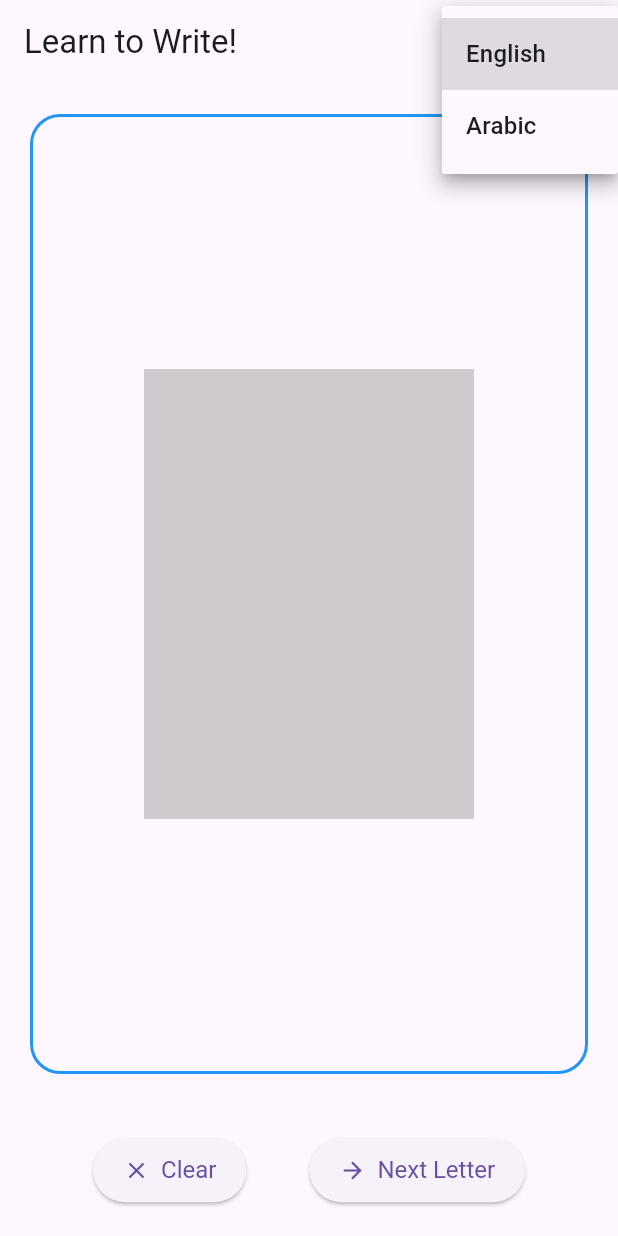
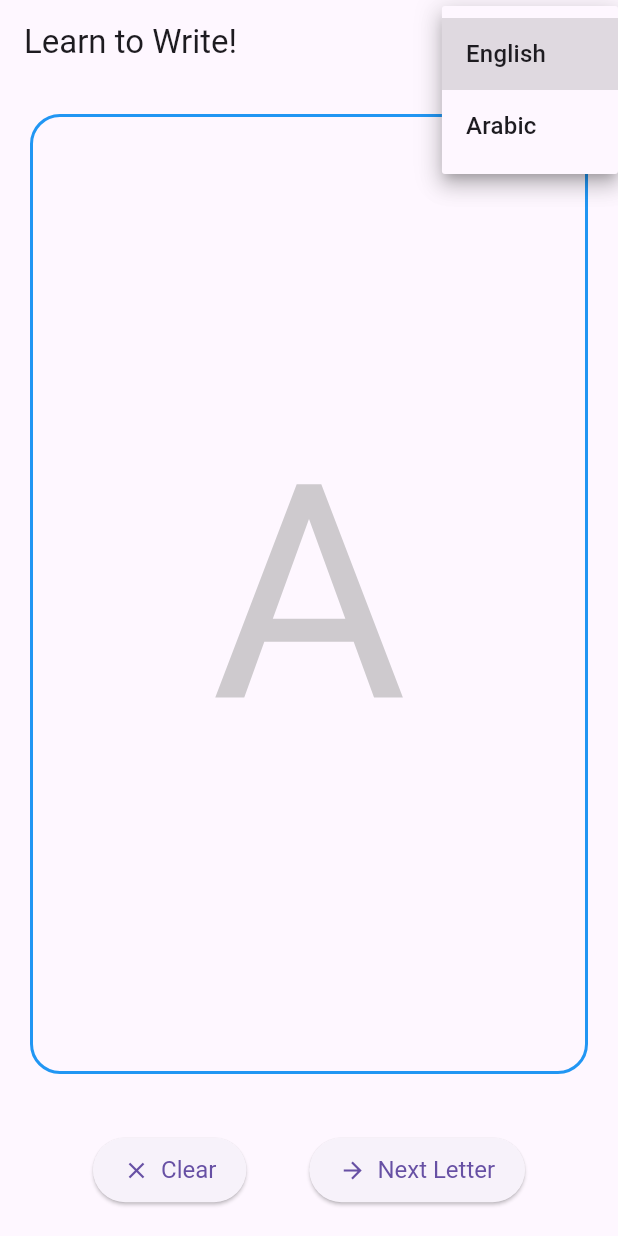
Before and after one commit to lmo5/ass3ad, a Flutter app: the screen it shows after launch, after a tap on "English", on a phone screen of 412 x 824 dp. Run offline on Flutter 3.47's test engine with Material 3 defaults, Android fonts, the phone set to English and light mode, and no system bars.

```diff
--- a/my_app/lib/features/letter_tracing/domain/entities/letter.dart
+++ b/my_app/lib/features/letter_tracing/domain/entities/letter.dart
@@ -1,7 +1,6 @@
 class Letter {
-  final String imagePath;
   final String name;
-  final String language;
+  final String unicode; // Unicode representation of the letter
 
-  Letter({required this.imagePath, required this.name, required this.language});
+  Letter({required this.name, required this.unicode});
 }
--- a/my_app/lib/features/letter_tracing/domain/repositories/letter_repository_impl.dart
+++ b/my_app/lib/features/letter_tracing/domain/repositories/letter_repository_impl.dart
@@ -1,21 +1,27 @@
-import '../../domain/repositories/letter_repository.dart';
-import '../../domain/entities/letter.dart';
+import '../entities/letter.dart';
+import './letter_repository.dart';
 
 class LetterRepositoryImpl implements LetterRepository {
-  final Map<String, List<Letter>> _lettersByLanguage = {
-    'English': [
-      Letter(imagePath: 'lib/assets/english/A.png', name: 'A', language: 'English'),
-      Letter(imagePath: 'lib/assets/english/B.png', name: 'B', language: 'English'),
-    ],
-    'Arabic': [
-      Letter(imagePath: 'lib/assets/arabic/alif.png', name: 'أ', language: 'Arabic'),
-      Letter(imagePath: 'lib/assets/arabic/ba.png', name: 'ب', language: 'Arabic'),
-    ],
-  };
+  @override
+  List<Letter> getLettersByLanguage(String language) {
+    if (language == 'English') {
+      return [
+        Letter(name: 'A', unicode: 'A'),
+        Letter(name: 'B', unicode: 'B'),
+        // Add more letters
+      ];
+    } else if (language == 'Arabic') {
+      return [
+        Letter(name: 'Alif', unicode: 'ا'),
+        Letter(name: 'Ba', unicode: 'ب'),
+        // Add more letters
+      ];
+    }
+    return [];
+  }
 
   @override
-  List<Letter> getLettersByLanguage(String language) => _lettersByLanguage[language] ?? [];
-
-  @override
-  List<String> getAvailableLanguages() => _lettersByLanguage.keys.toList();
+  List<String> getAvailableLanguages() {
+    return ['English', 'Arabic']; // Add more languages as needed
+  }
 }
--- a/my_app/lib/features/letter_tracing/presentation/pages/letter_tracing_screen.dart
+++ b/my_app/lib/features/letter_tracing/presentation/pages/letter_tracing_screen.dart
@@ -67,13 +67,14 @@ class _LetterTracingScreenState extends State<LetterTracingScreen> {
         ),
         child: Stack(
           children: [
-            // Letter template image
+            // Letter template (dynamically generated)
             Center(
-              child: Image.asset(
-                currentLetters[currentLetterIndex].imagePath,
-                color: Colors.grey.withOpacity(0.5),
-                fit: BoxFit.contain,
-                height: 300,
+              child: CustomPaint(
+                size: const Size(300, 300),
+                painter: LetterPainter(
+                  letter: currentLetters[currentLetterIndex].unicode,
+                  color: Colors.grey.withOpacity(0.5),
+                ),
               ),
             ),
             // Drawing area
@@ -158,7 +159,7 @@ class _LetterTracingScreenState extends State<LetterTracingScreen> {
           ),
           const SizedBox(height: 8),
           Text(
-            'Great job writing "${currentLetters[currentLetterIndex].name}"!',
+            'Great job writing "${currentLetters[currentLetterIndex].unicode}"!',
             style: const TextStyle(
               fontSize: 24,
               color: Colors.green,
@@ -229,3 +230,38 @@ class _LetterTracingScreenState extends State<LetterTracingScreen> {
     );
   }
 }
+
+/// CustomPainter to draw the letter based on its Unicode representation
+class LetterPainter extends CustomPainter {
+  final String letter;
+  final Color color;
+
+  LetterPainter({required this.letter, required this.color});
+
+  @override
+  void paint(Canvas canvas, Size size) {
+    final textStyle = TextStyle(
+      fontSize: 200, // Adjust the size of the letter
+      color: color,
+      fontFamily: 'Arial', // Use a font that supports the Unicode character
+    );
+
+    final textSpan = TextSpan(text: letter, style: textStyle);
+    final textPainter = TextPainter(
+      text: textSpan,
+      textDirection: TextDirection.ltr,
+    );
+
+    textPainter.layout();
+    final offset = Offset(
+      (size.width - textPainter.width) / 2,
+      (size.height - textPainter.height) / 2,
+    );
+
+    textPainter.paint(canvas, offset);
+  }
+
+  @override
+  bool shouldRepaint(LetterPainter oldDelegate) =>
+      oldDelegate.letter != letter || oldDelegate.color != color;
+}
```
